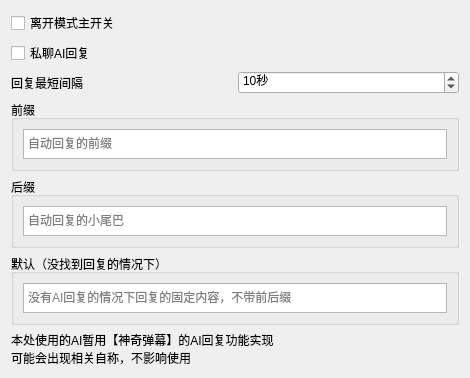
Old version of the form widgets/settings/leavemodewidget.ui in the repository iwxyi/CatlikeQQ.
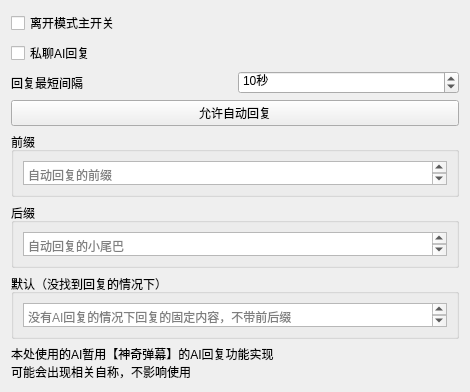
New version of the form. Custom widgets are drawn as their Qt base class.

Commit message: 添加离开模式AI回复每个用户的开关

Diff of the .ui file:
```diff
--- a/widgets/settings/leavemodewidget.ui
+++ b/widgets/settings/leavemodewidget.ui
@@ -55,6 +55,13 @@
      </item>
     </layout>
    </item>
+   <item>
+    <widget class="InteractiveButtonBase" name="aiReplyAllowButton">
+     <property name="text">
+      <string>允许自动回复</string>
+     </property>
+    </widget>
+   </item>
    <item>
     <widget class="QGroupBox" name="groupBox">
      <property name="title">
@@ -131,6 +138,13 @@
    </item>
   </layout>
  </widget>
+ <customwidgets>
+  <customwidget>
+   <class>InteractiveButtonBase</class>
+   <extends>QPushButton</extends>
+   <header>interactivebuttonbase.h</header>
+  </customwidget>
+ </customwidgets>
  <resources/>
  <connections/>
 </ui>
```
The commit also changes 6 other files.
